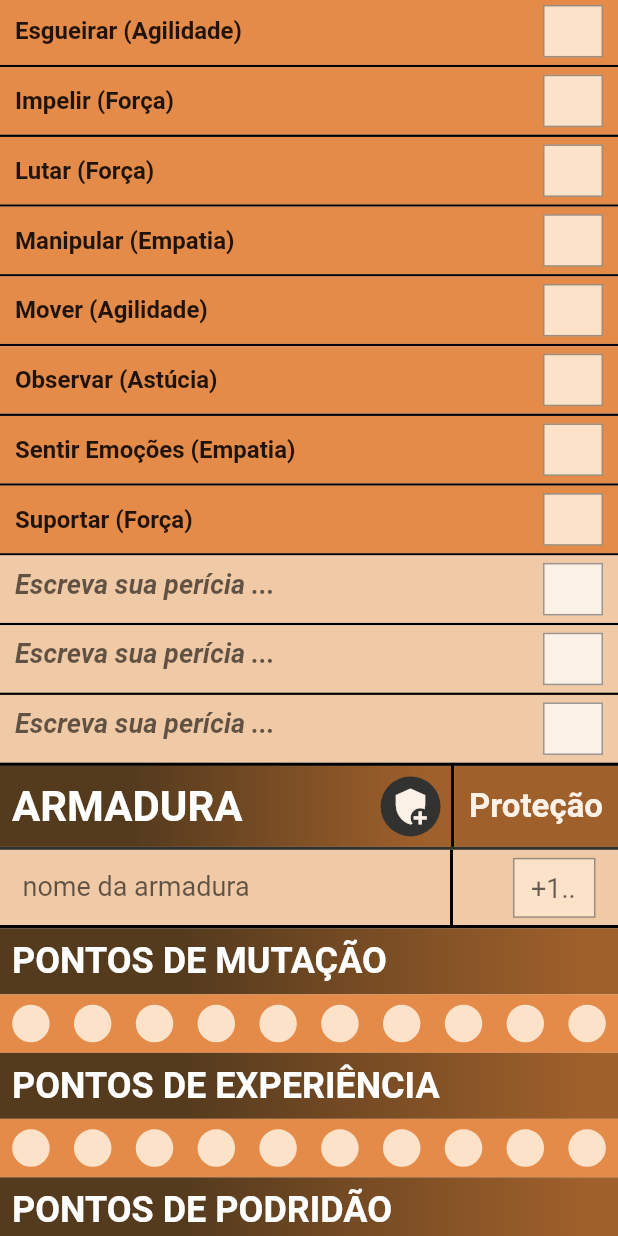
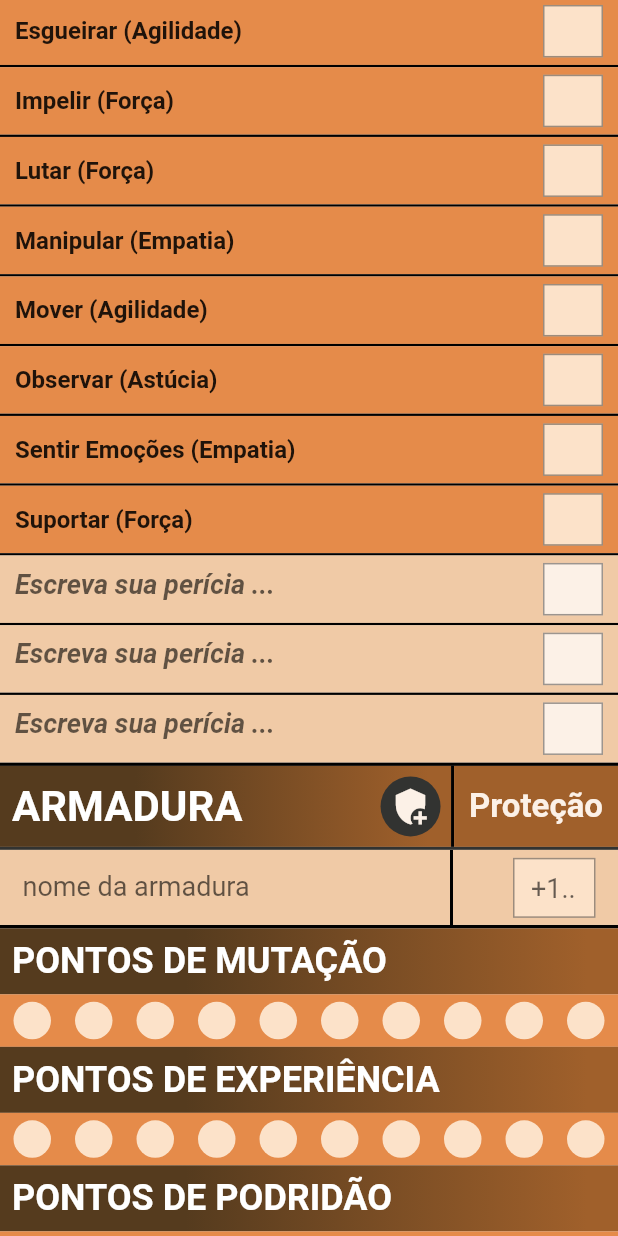
Before and after one commit to murilinhoPs/ficha_mutante_ano_zero, a Flutter app: the screen it shows after launch, scrolled down 1152 dp, on a phone screen of 412 x 824 dp. Run offline on Flutter 3.47's test engine with Material 2 defaults, Android fonts, the phone set to English and light mode, and no system bars; our stand-ins replace shared_preferences.

Commit message:
Add margin as parameter on circle_mark to be adjustable Remove expanded from inputTitle on points to remove alert/error of incorrect flex property

```diff
--- a/lib/app/modules/firstPage/wdigets/equipments/armor.dart
+++ b/lib/app/modules/firstPage/wdigets/equipments/armor.dart
@@ -42,12 +42,10 @@ class Equipments extends StatelessWidget {
           padding: EdgeInsets.symmetric(horizontal: 10.0),
           alignment: Alignment.center,
           color: AppColors.lightBrown,
-          child: Expanded(
-            child: InputTitle(
-              'Proteção',
-              fontSize: 22.0,
-              fontColor: AppColors.lightTextOrange,
-            ),
+          child: InputTitle(
+            'Proteção',
+            fontSize: 22.0,
+            fontColor: AppColors.lightTextOrange,
           ),
         )
       ],
--- a/lib/app/modules/firstPage/wdigets/points.dart
+++ b/lib/app/modules/firstPage/wdigets/points.dart
@@ -25,13 +25,16 @@ class Points extends StatelessWidget {
         ContentHeader(title: title, fontSize: 24.0),
         Container(
           color: AppColors.orange,
+          padding: EdgeInsets.symmetric(horizontal: 1.0),
           child: Row(
             mainAxisAlignment: MainAxisAlignment.spaceAround,
             children: List.generate(
               10,
               (index) => CircleMark(
                 keySharedPrefs: 'title+$index',
+                margin: 5.0,
               ),
+              growable: false,
             ),
           ),
         ),
--- a/lib/app/widgets/circle_mark.dart
+++ b/lib/app/widgets/circle_mark.dart
@@ -4,8 +4,9 @@ import 'package:pdf_mutant/app/global/services/local_db.dart';
 
 class CircleMark extends StatefulWidget {
   final String keySharedPrefs;
+  final double margin;
 
-  CircleMark({Key key, this.keySharedPrefs = "none"}) : super(key: key);
+  CircleMark({Key key, this.keySharedPrefs = "none", this.margin}) : super(key: key);
 
   @override
   _CircleMarkState createState() => _CircleMarkState();
@@ -36,7 +37,7 @@ class _CircleMarkState extends State<CircleMark> {
     return GestureDetector(
       onTap: saveDataOnClick,
       child: Container(
-        margin: const EdgeInsets.all(7.0),
+        margin: EdgeInsets.all(widget.margin ?? 7.0),
         width: 25.0,
         height: 25.0,
         decoration: BoxDecoration(
```
